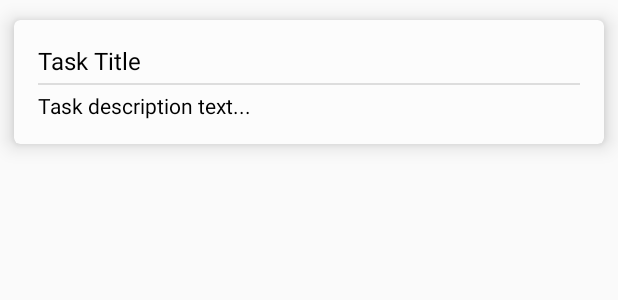
After one commit to xaviranik/AndroidJetpackArchitecture, an Android app: the layout item_task.xml on its own in the app's theme, with its tools: preview values and no code run, on a phone screen of 412 x 824 dp. The commit adds this screen. Shown: the top 300 px of the screen. Run offline under Robolectric (Android 15) with nearby library versions, the phone set to English and light mode, and no system bars.

Commit message:
Added: Task item design

```diff
--- a/app/build.gradle
+++ b/app/build.gradle
@@ -39,4 +39,9 @@ dependencies {
     implementation "androidx.room:room-runtime:$room_version"
     annotationProcessor "androidx.room:room-compiler:$room_version"
     implementation "androidx.lifecycle:lifecycle-extensions:2.2.0"
+
+    //CardView
+    implementation "androidx.cardview:cardview:1.0.0"
+    implementation 'com.google.android.material:material:1.1.0'
+
 }
--- /dev/null
+++ b/app/src/main/res/layout/item_task.xml
@@ -0,0 +1,46 @@
+<?xml version="1.0" encoding="utf-8"?>
+<androidx.cardview.widget.CardView xmlns:android="http://schemas.android.com/apk/res/android"
+    xmlns:app="http://schemas.android.com/apk/res-auto"
+    android:layout_width="match_parent"
+    android:layout_height="wrap_content"
+    app:cardBackgroundColor="#FCFCFC"
+    app:cardCornerRadius="4dp"
+    app:cardElevation="8dp"
+    app:cardPreventCornerOverlap="true"
+    app:cardUseCompatPadding="true">
+
+    <LinearLayout
+        android:id="@+id/parent_card"
+        android:layout_width="match_parent"
+        android:layout_height="wrap_content"
+        android:orientation="vertical"
+        android:padding="16dp">
+
+        <TextView
+            android:id="@+id/task_title"
+            android:layout_width="match_parent"
+            android:layout_height="wrap_content"
+            android:layout_marginBottom="4dp"
+            android:ellipsize="end"
+            android:maxLines="2"
+            android:text="Task Title"
+            android:textColor="@android:color/black"
+            android:textSize="16sp" />
+
+        <View
+            android:id="@+id/divider"
+            android:layout_width="match_parent"
+            android:layout_height="1dp"
+            android:layout_marginBottom="4dp"
+            android:background="?android:attr/listDivider" />
+
+        <TextView
+            android:id="@+id/task_description"
+            android:layout_width="match_parent"
+            android:layout_height="wrap_content"
+            android:ellipsize="end"
+            android:text="Task description text..."
+            android:textColor="@android:color/black"
+            android:textSize="14sp" />
+    </LinearLayout>
+</androidx.cardview.widget.CardView>
--- a/app/src/main/res/values/colors.xml
+++ b/app/src/main/res/values/colors.xml
@@ -3,4 +3,5 @@
     <color name="colorPrimary">#008577</color>
     <color name="colorPrimaryDark">#00574B</color>
     <color name="colorAccent">#D81B60</color>
+    <color name="grey">#FAFAFA</color>
 </resources>
```
Also changed, not shown: app/src/main/res/layout/activity_main.xml (+8 -11 lines).
